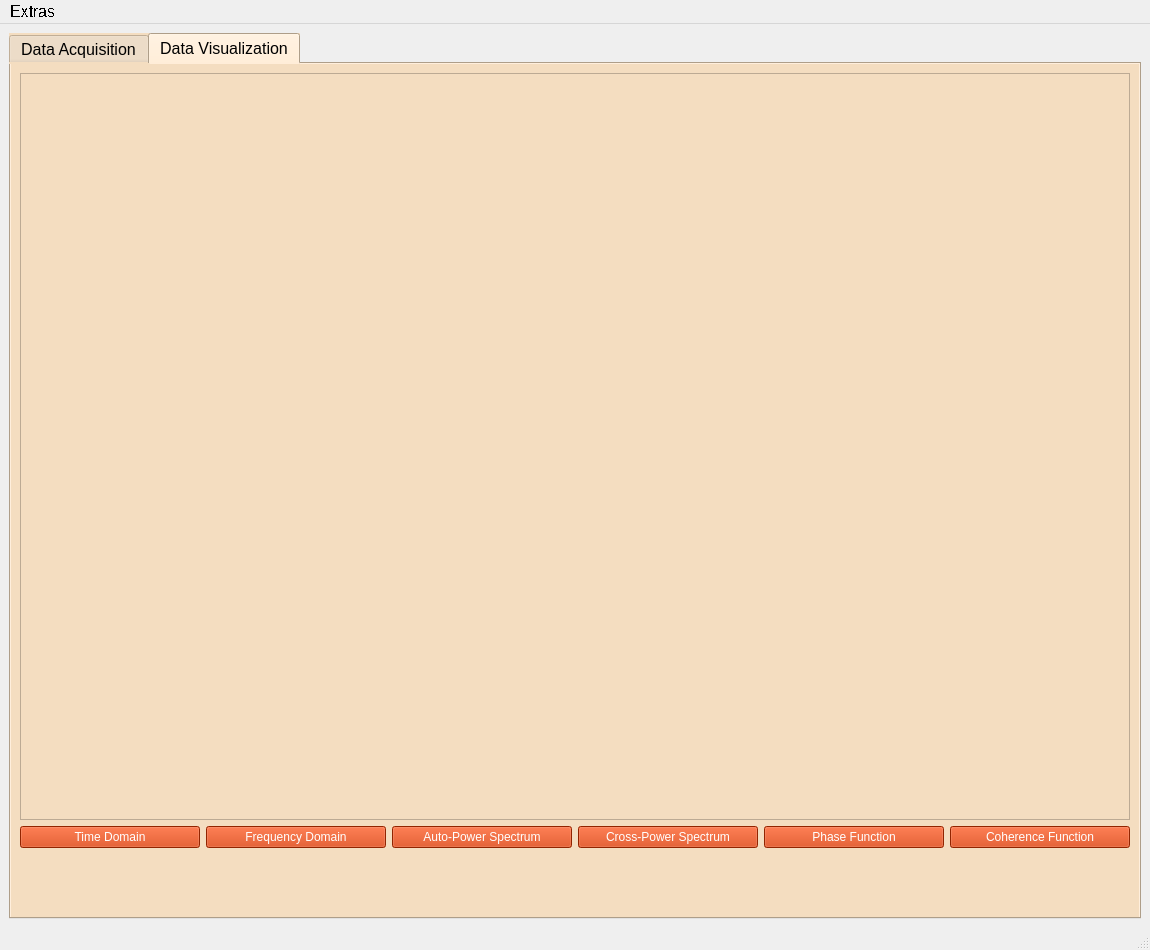
Above: GUI/Qt_Files/main_window.ui from jrsm1/EWAS_Application before the change. Below: the same form after it.
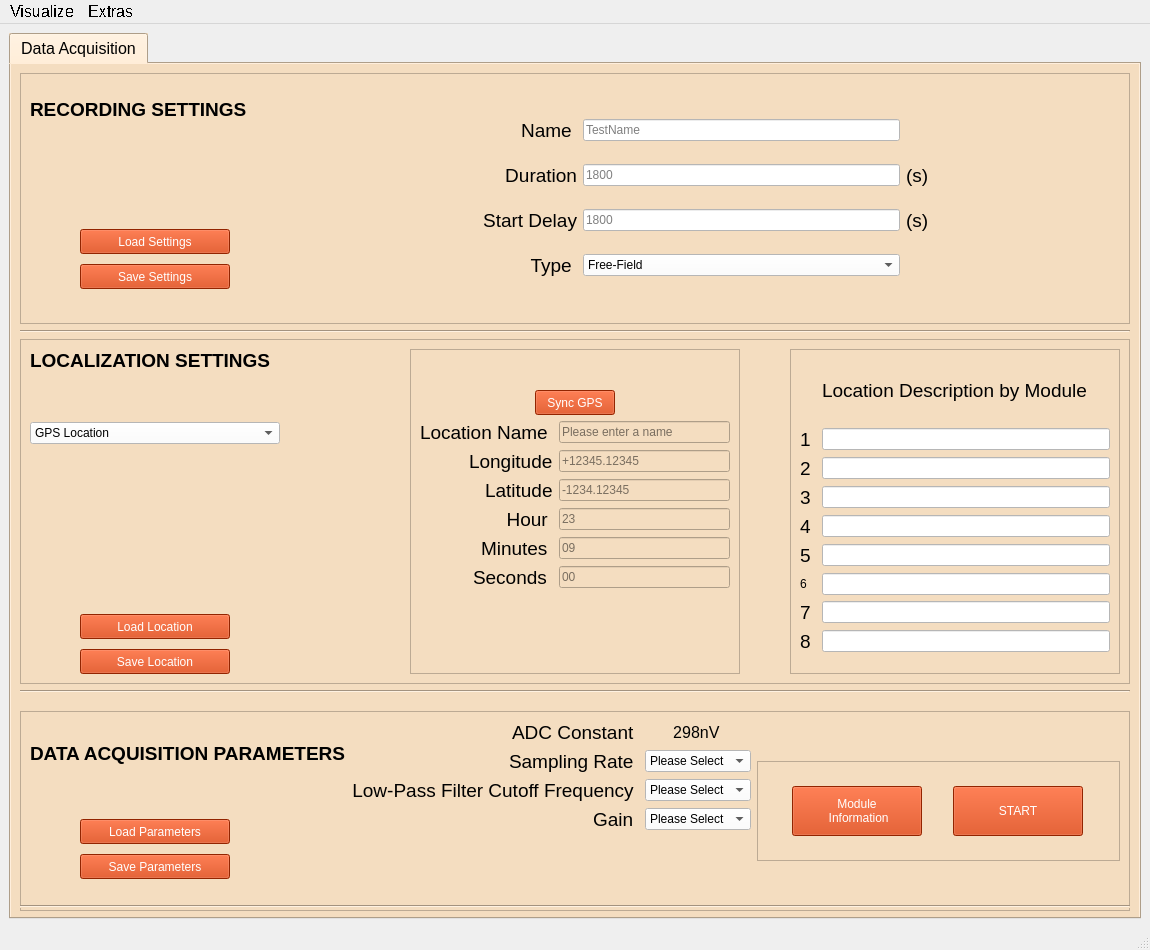
That is the form after the change. The open tabs and pages were chosen to show the change.

Commit message:
[x] Converting Data from modules into joint DataFrame for storing. [X] Module config Storing and loading Done. [NOT TESTED]
[ ] Test Module INfo Storing/Loading

```diff
--- a/GUI/Qt_Files/main_window.ui
+++ b/GUI/Qt_Files/main_window.ui
@@ -1585,144 +1585,6 @@
         </item>
        </layout>
       </widget>
-      <widget class="QWidget" name="visualize_tab">
-       <attribute name="title">
-        <string>Data Visualization</string>
-       </attribute>
-       <layout class="QVBoxLayout" name="verticalLayout_4">
-        <item>
-         <widget class="QTreeView" name="visualization_treeView">
-          <property name="showDropIndicator" stdset="0">
-           <bool>true</bool>
-          </property>
-          <attribute name="headerVisible">
-           <bool>false</bool>
-          </attribute>
-         </widget>
-        </item>
-        <item>
-         <layout class="QHBoxLayout" name="visualize_tab_button_layout">
-          <item>
-           <widget class="QPushButton" name="visualize_tab_TIME_button">
-            <property name="styleSheet">
-             <string notr="true">background-color:rgb(204, 51, 0);
-														color: rgb(255, 255, 255);
-														font: 12pt &quot;MS Shell Dlg 2&quot;;
-													</string>
-            </property>
-            <property name="text">
-             <string>Time Domain</string>
-            </property>
-           </widget>
-          </item>
-          <item>
-           <widget class="QPushButton" name="visualize_tab_FFT_button">
-            <property name="styleSheet">
-             <string notr="true">background-color:rgb(204, 51, 0);
-														color: rgb(255, 255, 255);
-														font: 12pt &quot;MS Shell Dlg 2&quot;;
-													</string>
-            </property>
-            <property name="text">
-             <string>Frequency Domain</string>
-            </property>
-           </widget>
-          </item>
-          <item>
-           <widget class="QPushButton" name="visualize_tab_APS_button">
-            <property name="styleSheet">
-             <string notr="true">background-color:rgb(204, 51, 0);
-														color: rgb(255, 255, 255);
-														font: 12pt &quot;MS Shell Dlg 2&quot;;
-													</string>
-            </property>
-            <property name="text">
-             <string>Auto-Power Spectrum</string>
-            </property>
-           </widget>
-          </item>
-          <item>
-           <widget class="QPushButton" name="visualize_tab_XPS_button">
-            <property name="styleSheet">
-             <string notr="true">background-color:rgb(204, 51, 0);
-														color: rgb(255, 255, 255);
-														font: 12pt &quot;MS Shell Dlg 2&quot;;
-													</string>
-            </property>
-            <property name="text">
-             <string>Cross-Power Spectrum</string>
-            </property>
-           </widget>
-          </item>
-          <item>
-           <widget class="QPushButton" name="visualize_tab_PHASE_button">
-            <property name="styleSheet">
-             <string notr="true">background-color:rgb(204, 51, 0);
-														color: rgb(255, 255, 255);
-														font: 12pt &quot;MS Shell Dlg 2&quot;;
-													</string>
-            </property>
-            <property name="text">
-             <string>Phase Function</string>
-            </property>
-           </widget>
-          </item>
-          <item>
-           <widget class="QPushButton" name="visualize_tab_COHERE_button">
-            <property name="styleSheet">
-             <string notr="true">background-color:rgb(204, 51, 0);
-														color: rgb(255, 255, 255);
-														font: 12pt &quot;MS Shell Dlg 2&quot;;
-													</string>
-            </property>
-            <property name="text">
-             <string>Coherence Function</string>
-            </property>
-           </widget>
-          </item>
-         </layout>
-        </item>
-        <item>
-         <spacer name="horizontalSpacer_3">
-          <property name="orientation">
-           <enum>Qt::Horizontal</enum>
-          </property>
-          <property name="sizeHint" stdset="0">
-           <size>
-            <width>40</width>
-            <height>20</height>
-           </size>
-          </property>
-         </spacer>
-        </item>
-        <item>
-         <spacer name="horizontalSpacer_2">
-          <property name="orientation">
-           <enum>Qt::Horizontal</enum>
-          </property>
-          <property name="sizeHint" stdset="0">
-           <size>
-            <width>40</width>
-            <height>20</height>
-           </size>
-          </property>
-         </spacer>
-        </item>
-        <item>
-         <spacer name="horizontalSpacer">
-          <property name="orientation">
-           <enum>Qt::Horizontal</enum>
-          </property>
-          <property name="sizeHint" stdset="0">
-           <size>
-            <width>40</width>
-            <height>20</height>
-           </size>
-          </property>
-         </spacer>
-        </item>
-       </layout>
-      </widget>
      </widget>
     </item>
    </layout>
@@ -1765,6 +1627,17 @@
     <addaction name="separator"/>
     <addaction name="action_Diagnose"/>
    </widget>
+   <widget class="QMenu" name="menuVisualize">
+    <property name="title">
+     <string>Visualize</string>
+    </property>
+    <addaction name="actionTime"/>
+    <addaction name="actionFrequency"/>
+    <addaction name="actionAuto_Power"/>
+    <addaction name="actionCross_Power"/>
+    <addaction name="actionCoherence"/>
+   </widget>
+   <addaction name="menuVisualize"/>
    <addaction name="menuFile"/>
   </widget>
   <widget class="QStatusBar" name="statusbar"/>
```
Left out of the diff: 58 changed lines with no effect on the pictures. The commit also changes 8 other files.
